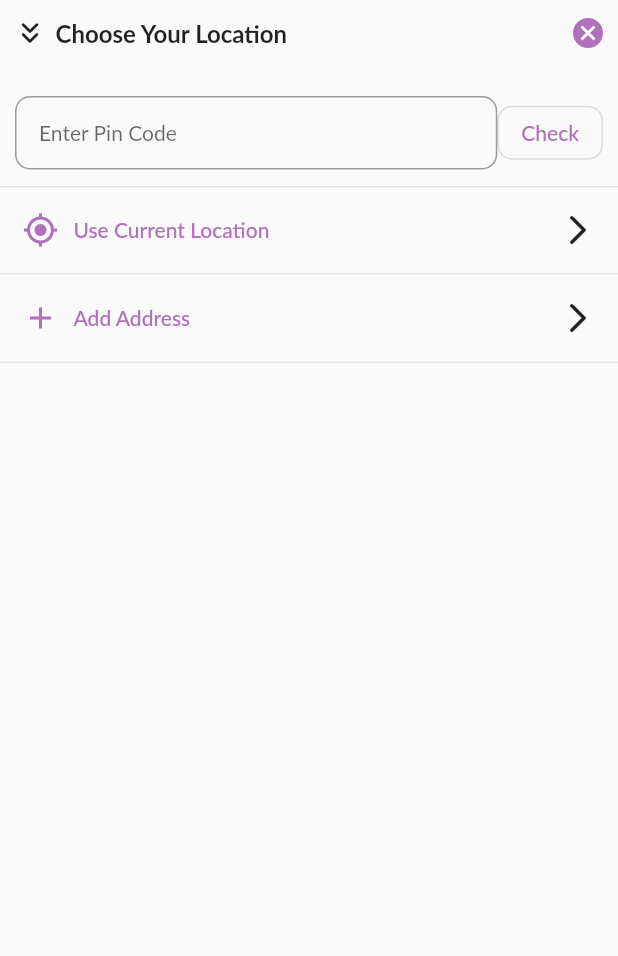
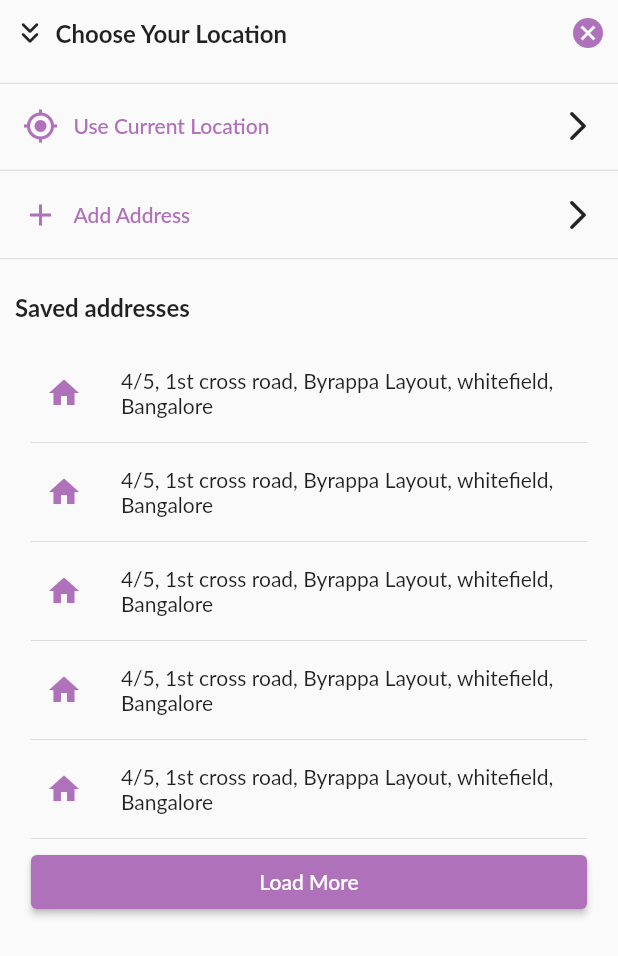
Before and after one commit to vineeth862/SampleApplication, a Flutter app: the InitialAdress screen opened directly, on a phone screen of 412 x 824 dp. Shown: the top 956 px of the screen. Run offline on Flutter 3.47's test engine with Material 2 defaults, Android fonts, the phone set to English and light mode, and no system bars; our stand-ins replace carousel_slider, cloud_firestore, firebase_auth, firebase_core, flutter_native_splash, geocoding and 4 more; missing offline and left inert: countries_flag; accounts and stored records are empty; Roboto replaces fonts that are missing (Lato).

Commit message:
Created initial address and add address screem

```diff
--- a/lib/src/screens/userAdress/initial_adress.dart
+++ b/lib/src/screens/userAdress/initial_adress.dart
@@ -1,4 +1,6 @@
 import 'package:flutter/material.dart';
+import 'package:sample_application/src/global_service/global_service.dart';
+import 'package:sample_application/src/screens/userAdress/add_address.dart';
 
 class InitialAdress extends StatefulWidget {
   const InitialAdress({super.key});
@@ -8,8 +10,35 @@ class InitialAdress extends StatefulWidget {
 }
 
 class _InitialAdressState extends State<InitialAdress> {
+  GlobalService globalservice = GlobalService();
+  List<String> items = List.generate(18,
+      (index) => '4/5, 1st cross road, Byrappa Layout, whitefield, Bangalore');
+
+  int visibleItemCount = 5;
+
+  void _loadMoreItems() {
+    setState(() {
+      if (visibleItemCount < items.length) {
+        visibleItemCount += 5;
+      } else {
+        visibleItemCount = visibleItemCount;
+      }
+    });
+  }
+
   @override
   Widget build(BuildContext context) {
+    bool isButtonEnabled = false;
+    bool isItemsNotPresent = false;
+    if (items.length == 0) {
+      isItemsNotPresent = true;
+    }
+    if (items.length < visibleItemCount) {
+      visibleItemCount = items.length;
+    }
+    if (visibleItemCount < items.length) {
+      isButtonEnabled = true;
+    }
     return SafeArea(
       child: Scaffold(
         body: SingleChildScrollView(
@@ -46,43 +75,13 @@ class _InitialAdressState extends State<InitialAdress> {
               SizedBox(
                 height: 10,
               ),
-              Padding(
-                padding: const EdgeInsets.all(10.0),
-                child: Row(
-                  children: [
-                    Expanded(
-                      child: Container(
-                        width: 250,
-                        child: TextField(
-                          decoration: InputDecoration(
-                            hintText: "Enter Pin Code",
-                            contentPadding: EdgeInsets.all(16),
-                            border: OutlineInputBorder(
-                                borderRadius:
-                                    BorderRadius.all(Radius.circular(10))),
-                          ),
-                        ),
-                      ),
-                    ),
-                    OutlinedButton(
-                      onPressed: () {},
-                      child: Text("Check"),
-                      style: OutlinedButton.styleFrom(
-                        shape: RoundedRectangleBorder(
-                          borderRadius:
-                              BorderRadius.circular(10), // Set border radius
-                        ),
-                        // Set border properties
-                      ),
-                    )
-                  ],
-                ),
-              ),
               Divider(
                 height: 3,
               ),
               InkWell(
-                onTap: () {},
+                onTap: () {
+                  Navigator.pop(context);
+                },
                 child: Container(
                   alignment: Alignment.bottomLeft,
                   child: Padding(
@@ -117,7 +116,9 @@ class _InitialAdressState extends State<InitialAdress> {
                 height: 5,
               ),
               InkWell(
-                onTap: () {},
+                onTap: () {
+                  globalservice.navigate(context, AddAdress());
+                },
                 child: Container(
                   alignment: Alignment.bottomLeft,
                   child: Padding(
@@ -151,6 +152,90 @@ class _InitialAdressState extends State<InitialAdress> {
               Divider(
                 height: 5,
               ),
+              SizedBox(
+                height: 20,
+              ),
+              Container(
+                alignment: Alignment.centerLeft,
+                child: Padding(
+                  padding: const EdgeInsets.symmetric(horizontal: 10.0),
+                  child: Text(
+                    "Saved addresses",
+                    style: Theme.of(context)
+                        .textTheme
+                        .titleLarge!
+                        .copyWith(fontWeight: FontWeight.bold),
+                  ),
+                ),
+              ),
+              SizedBox(
+                height: 20,
+              ),
+              isItemsNotPresent
+                  ? Column(
+                      children: [
+                        SizedBox(
+                          height: 10,
+                        ),
+                        Text(
+                          "No Saved Address",
+                          style: Theme.of(context).textTheme.titleLarge,
+                        ),
+                        Divider(
+                          height: 20,
+                        )
+                      ],
+                    )
+                  : SizedBox(
+                      height: MediaQuery.of(context).size.height * 0.6,
+                      width: MediaQuery.of(context).size.width * 0.9,
+                      child: ListView.builder(
+                        itemCount: visibleItemCount +
+                            1, // Add 1 for the "Load More" button
+                        itemBuilder: (context, index) {
+                          if (index < visibleItemCount) {
+                            return InkWell(
+                              onTap: () {},
+                              child: Container(
+                                child: Column(
+                                  children: [
+                                    Row(
+                                      children: [
+                                        SizedBox(width: 10),
+                                        Icon(
+                                          Icons.home,
+                                          color: Theme.of(context)
+                                              .colorScheme
+                                              .primary,
+                                        ),
+                                        SizedBox(
+                                          width: 10,
+                                        ),
+                                        Expanded(
+                                          child: ListTile(
+                                            title: Text(items[index]),
+                                          ),
+                                        ),
+                                      ],
+                                    ),
+                                    Divider(
+                                      height: 10,
+                                    )
+                                  ],
+                                ),
+                              ),
+                            );
+                          } else {
+                            return isButtonEnabled
+                                ? ElevatedButton(
+                                    onPressed: _loadMoreItems,
+                                    child: Text('Load More'),
+                                  )
+                                : null;
+                          }
+                        },
+                      ),
+                    )
             ],
           ),
         ),
```
Also changed, not shown: lib/src/screens/authentication/consent.dart (added, +19 -0 lines), lib/src/screens/userAdress/add_address.dart (added, +109 -0 lines).
